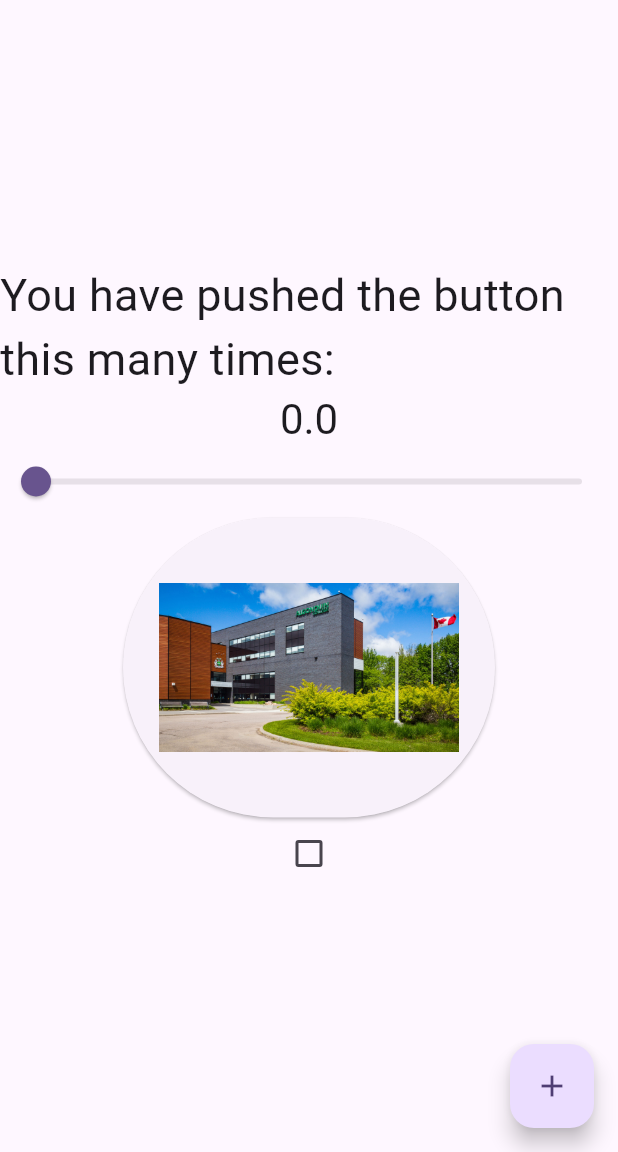
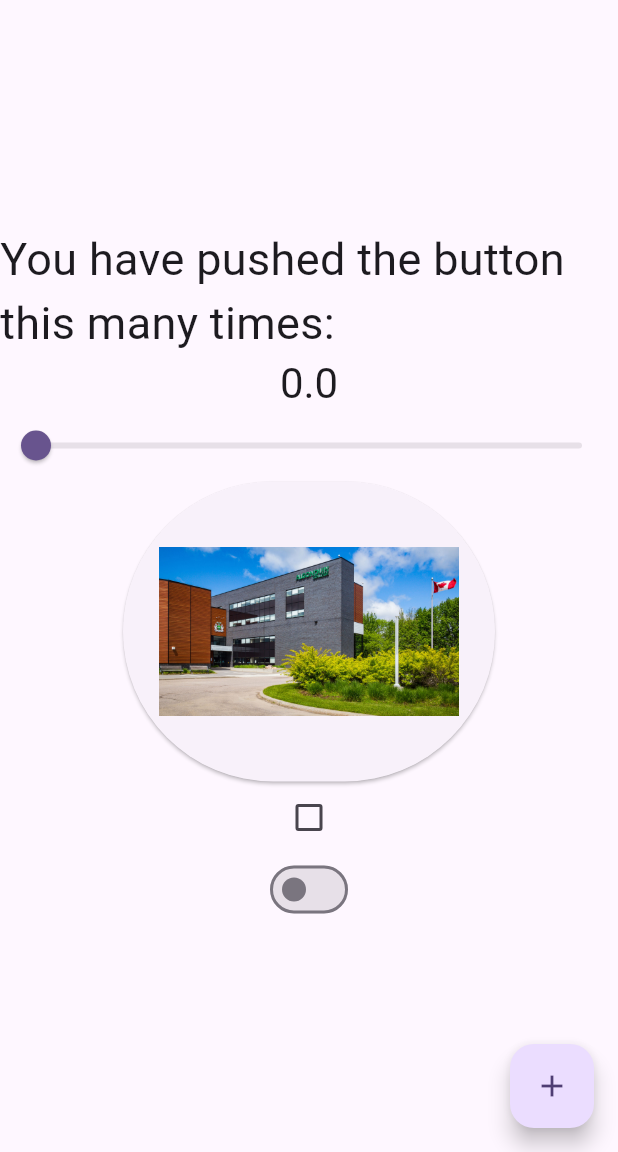
Before and after one commit to sliceofpizzaxd/my_cst2335_labs, a Flutter app: the screen it shows after launch, on a phone screen of 412 x 824 dp, the part 84-1236 px from its top. Run offline on Flutter 3.47's test engine with Material 3 defaults, Android fonts, the phone set to English and light mode, and no system bars.

```diff
--- a/lib/main.dart
+++ b/lib/main.dart
@@ -131,6 +131,7 @@ class _MyHomePageState extends State<MyHomePage> {
             Checkbox(value: isChecked, onChanged: (newValue) { setState(() {
               isChecked = newValue!;
             });}),
+            Switch(value:isChecked, onChanged: (newValue) {  setState(() { isChecked = newValue; });}),
           ],
         ),
       ),
```
